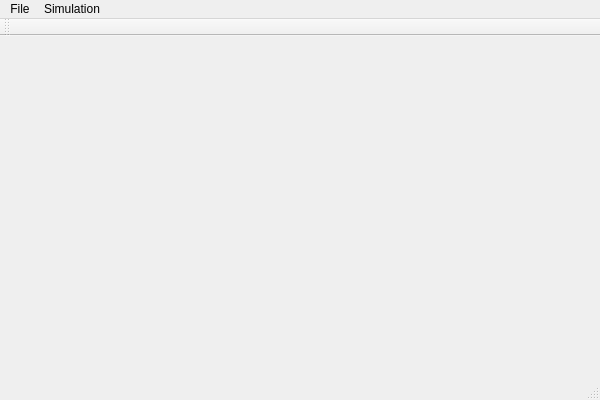
gnishida/PhysicsSimulation, file PhysicsSimulation/MainWindow.ui: the form before one commit.
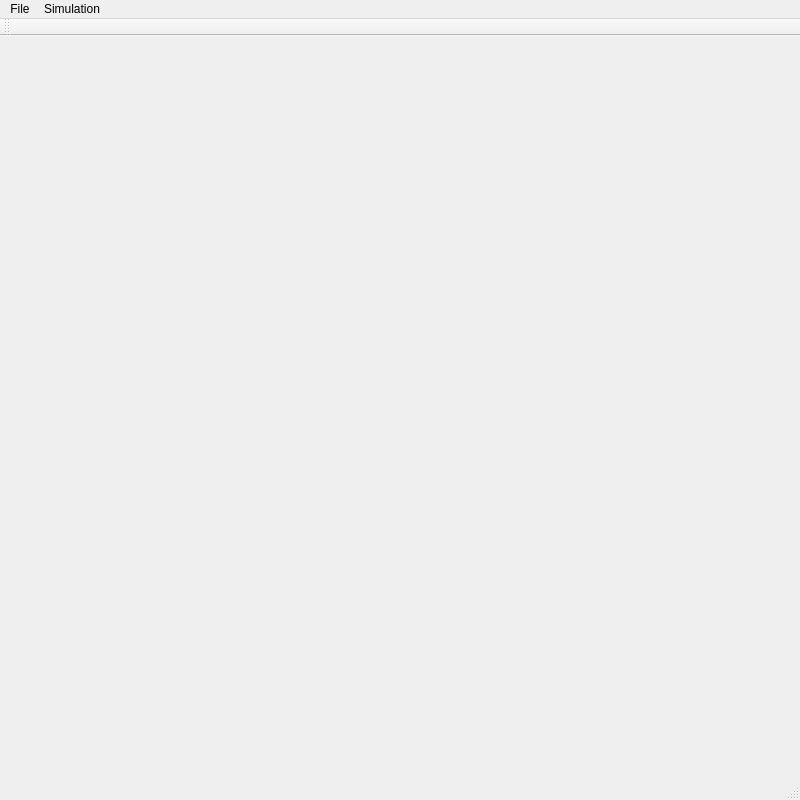
The form after the commit.

What changed in the file:
```diff
--- a/PhysicsSimulation/MainWindow.ui
+++ b/PhysicsSimulation/MainWindow.ui
@@ -6,8 +6,8 @@
    <rect>
     <x>0</x>
     <y>0</y>
-    <width>600</width>
-    <height>400</height>
+    <width>800</width>
+    <height>800</height>
    </rect>
   </property>
   <property name="windowTitle">
@@ -19,7 +19,7 @@
     <rect>
      <x>0</x>
      <y>0</y>
-     <width>600</width>
+     <width>800</width>
      <height>21</height>
     </rect>
    </property>
```
